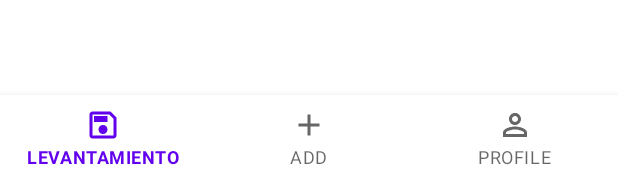
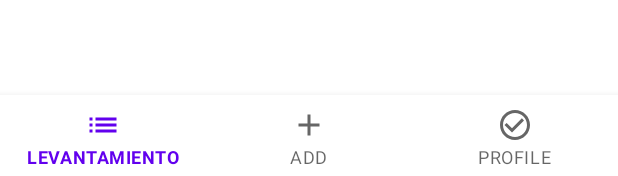
Before and after one commit to Cristobal-Sepulveda/MUTUAL_LEVANTAMIENTO_INFO, an Android app: the layout activity_main.xml on its own in the app's theme, with its tools: preview values and no code run, on a phone screen of 412 x 824 dp. Shown: the part 1057-1233 px from the top of the screen. Run offline under Robolectric (Android 15) with nearby library versions, the phone set to English and light mode, and no system bars.

Commit message:
botton_navigation works

```diff
--- /dev/null
+++ b/app/src/main/res/drawable/baseline_check_circle_outline_24.xml
@@ -0,0 +1,11 @@
+<vector
+    xmlns:android="http://schemas.android.com/apk/res/android"
+    android:width="24dp"
+    android:height="24dp"
+    android:viewportWidth="24"
+    android:viewportHeight="24"
+    android:tint="?attr/colorControlNormal">
+  <path
+      android:fillColor="@android:color/white"
+      android:pathData="M16.59,7.58L10,14.17l-3.59,-3.58L5,12l5,5 8,-8zM12,2C6.48,2 2,6.48 2,12s4.48,10 10,10 10,-4.48 10,-10S17.52,2 12,2zM12,20c-4.42,0 -8,-3.58 -8,-8s3.58,-8 8,-8 8,3.58 8,8 -3.58,8 -8,8z"/>
+</vector>
--- /dev/null
+++ b/app/src/main/res/drawable/baseline_list_24.xml
@@ -0,0 +1,12 @@
+<vector
+    xmlns:android="http://schemas.android.com/apk/res/android"
+    android:width="24dp"
+    android:height="24dp"
+    android:viewportWidth="24"
+    android:viewportHeight="24"
+    android:tint="?attr/colorControlNormal"
+    android:autoMirrored="true">
+  <path
+      android:fillColor="@android:color/white"
+      android:pathData="M3,13h2v-2L3,11v2zM3,17h2v-2L3,15v2zM3,9h2L5,7L3,7v2zM7,13h14v-2L7,11v2zM7,17h14v-2L7,15v2zM7,7v2h14L21,7L7,7z"/>
+</vector>
--- a/app/src/main/res/menu/bottom_navigation_menu.xml
+++ b/app/src/main/res/menu/bottom_navigation_menu.xml
@@ -6,16 +6,16 @@
 
     <group android:checkableBehavior="single">
         <item
-            android:id="@+id/nav_home"
-            android:icon="@drawable/outline_save_24"
+            android:id="@+id/nav_listadoDeLevantamientos"
+            android:icon="@drawable/baseline_list_24"
             android:title="@string/menu_levantamiento" />
         <item
-            android:id="@+id/nav_map"
+            android:id="@+id/nav_nuevoLevantamientoFragment"
             android:icon="@drawable/outline_add_24"
             android:title="@string/menu_add" />
         <item
-            android:id="@+id/nav_profile"
-            android:icon="@drawable/profile_drawable"
+            android:id="@+id/nav_finalizandoMigracionFragment"
+            android:icon="@drawable/baseline_check_circle_outline_24"
             android:title="@string/menu_profile" />
     </group>
 </menu>
--- a/app/src/main/res/navigation/mobile_navigation.xml
+++ b/app/src/main/res/navigation/mobile_navigation.xml
@@ -2,22 +2,26 @@
 <navigation
     xmlns:android="http://schemas.android.com/apk/res/android"
     xmlns:app="http://schemas.android.com/apk/res-auto"
+    xmlns:tools="http://schemas.android.com/tools"
     android:id="@+id/mobile_navigation.xml"
-    app:startDestination="@id/listadoDeLevantamientos">
+    app:startDestination="@id/nav_listadoDeLevantamientos">
 
     <fragment
-        android:id="@+id/listadoDeLevantamientos"
+        android:id="@+id/nav_listadoDeLevantamientos"
         android:name="com.example.android.mutual_levantamiento.ui.ListadoDeLevantamientosFragment"
-        android:label="@string/menu_levantamiento" />
+        android:label="@string/menu_levantamiento"
+        tools:layout="@layout/fragment_listado_de_levantamientos"/>
 
     <fragment
-        android:id="@+id/nuevoLevantamientoFragment"
+        android:id="@+id/nav_nuevoLevantamientoFragment"
         android:name="com.example.android.mutual_levantamiento.ui.NuevoLevantamientoFragment"
-        android:label="@string/menu_add"/>
+        android:label="@string/menu_add"
+        tools:layout="@layout/fragment_nuevo_levantamiento"/>
 
     <fragment
-        android:id="@+id/finalizandoMigracionFragment"
+        android:id="@+id/nav_finalizandoMigracionFragment"
         android:name="com.example.android.mutual_levantamiento.ui.FinalizandoMigracionFragment"
-        android:label="@string/menu_profile"/>
+        android:label="@string/menu_profile"
+        tools:layout="@layout/fragment_finalizando_migracion"/>
 
 </navigation>
```
